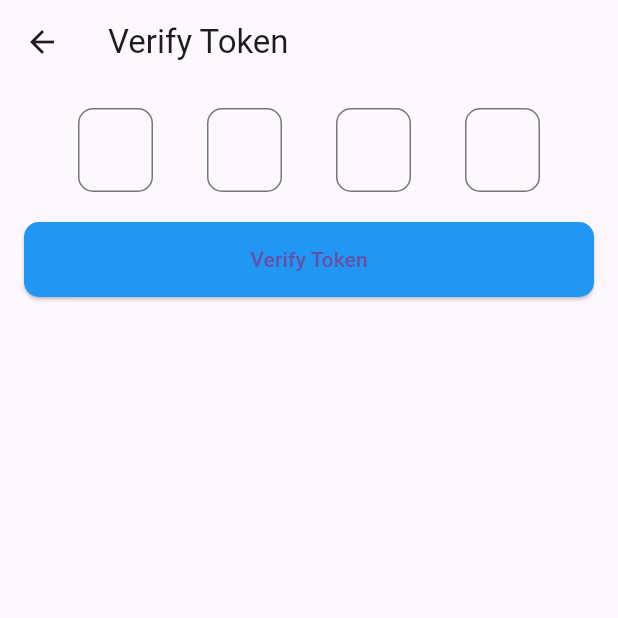
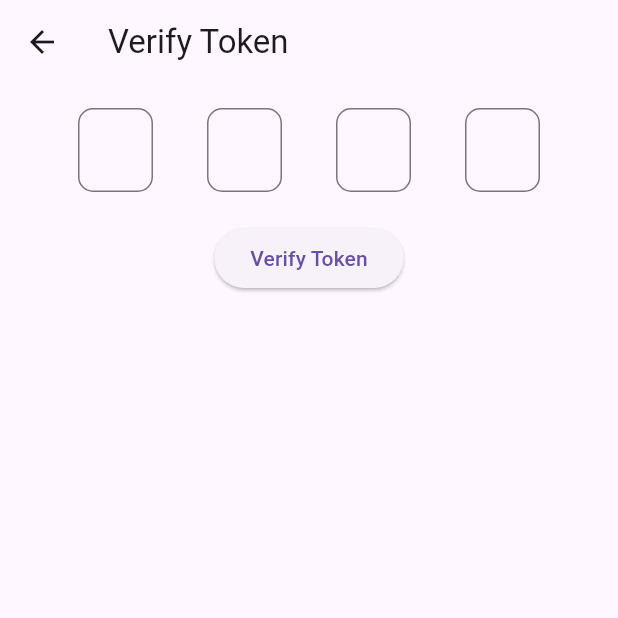
Before and after one commit to mucthecoder/Event_And_Activities_App, a Flutter app: the VerifyTokenScreen screen opened directly with empty values, on a phone screen of 412 x 824 dp, the top half of it. Run offline on Flutter 3.47's test engine with Material 3 defaults, Android fonts, the phone set to English and light mode, and no system bars; our stand-ins replace dio, flutter_svg, google_sign_in, image_picker, persistent_bottom_nav_bar, shared_preferences; accounts and stored records are empty.

Commit message:
just updating login and verify account

```diff
--- a/lib/screens/authentication/verify_account.dart
+++ b/lib/screens/authentication/verify_account.dart
@@ -1,12 +1,13 @@
 import 'package:flutter/material.dart';
 import 'package:http/http.dart' as http;
 import 'dart:convert';
+
 import 'set_password.dart';
 
 class VerifyTokenScreen extends StatefulWidget {
   final String email;
 
-  VerifyTokenScreen({required this.email});
+  const VerifyTokenScreen({super.key, required this.email});
 
   @override
   _VerifyTokenScreenState createState() => _VerifyTokenScreenState();
@@ -36,12 +37,13 @@ class _VerifyTokenScreenState extends State<VerifyTokenScreen> {
         }),
       );
 
-      print('Response status: ${response.statusCode}');
-      print('Response body: ${response.body}');
-
       if (response.statusCode == 200) {
         final data = jsonDecode(response.body);
         final userId = data['userId'];
+
+
+
+
         Navigator.push(
           context,
           MaterialPageRoute(
@@ -50,7 +52,7 @@ class _VerifyTokenScreenState extends State<VerifyTokenScreen> {
         );
       } else {
         ScaffoldMessenger.of(context).showSnackBar(
-          SnackBar(content: Text('Invalid or expired token')),
+          const SnackBar(content: Text('Invalid or expired token')),
         );
       }
     } catch (e) {
@@ -60,22 +62,10 @@ class _VerifyTokenScreenState extends State<VerifyTokenScreen> {
     }
   }
 
-
-
-  void _moveFocus(BuildContext context, FocusNode currentNode, FocusNode nextNode) {
-    currentNode.unfocus();
-    FocusScope.of(context).requestFocus(nextNode);
-  }
-
   @override
   Widget build(BuildContext context) {
-    final FocusNode _focusNode1 = FocusNode();
-    final FocusNode _focusNode2 = FocusNode();
-    final FocusNode _focusNode3 = FocusNode();
-    final FocusNode _focusNode4 = FocusNode();
-
     return Scaffold(
-      appBar: AppBar(title: Text('Verify Token')),
+      appBar: AppBar(title: const Text('Verify Token')),
       body: Padding(
         padding: const EdgeInsets.all(16.0),
         child: Form(
@@ -85,10 +75,10 @@ class _VerifyTokenScreenState extends State<VerifyTokenScreen> {
               Row(
                 mainAxisAlignment: MainAxisAlignment.spaceEvenly,
                 children: [
-                  _buildTokenBox(_token1Controller, _focusNode1, context, _focusNode2),
-                  _buildTokenBox(_token2Controller, _focusNode2, context, _focusNode3),
-                  _buildTokenBox(_token3Controller, _focusNode3, context, _focusNode4),
-                  _buildTokenBox(_token4Controller, _focusNode4, context, null),
+                  _buildTokenBox(_token1Controller),
+                  _buildTokenBox(_token2Controller),
+                  _buildTokenBox(_token3Controller),
+                  _buildTokenBox(_token4Controller),
                 ],
               ),
               const SizedBox(height: 20),
@@ -98,14 +88,7 @@ class _VerifyTokenScreenState extends State<VerifyTokenScreen> {
                     verifyToken(context);
                   }
                 },
-                style: ElevatedButton.styleFrom(
-                  minimumSize: const Size(double.infinity, 50),
-                  backgroundColor: Colors.blue,
-                  shape: RoundedRectangleBorder(
-                    borderRadius: BorderRadius.circular(10.0),
-                  ),
-                ),
-                child: Text('Verify Token'),
+                child: const Text('Verify Token'),
               ),
             ],
           ),
@@ -114,26 +97,19 @@ class _VerifyTokenScreenState extends State<VerifyTokenScreen> {
     );
   }
 
-  Widget _buildTokenBox(TextEditingController controller, FocusNode currentNode, BuildContext context, FocusNode? nextNode) {
+  Widget _buildTokenBox(TextEditingController controller) {
     return SizedBox(
       width: 50,
       child: TextFormField(
         controller: controller,
-        focusNode: currentNode,
         maxLength: 1,
         textAlign: TextAlign.center,
-        keyboardType: TextInputType.number,
         decoration: InputDecoration(
-          counterText: "", // Hide the character counter
+          counterText: "", // Hide character counter
           border: OutlineInputBorder(
             borderRadius: BorderRadius.circular(10.0),
           ),
         ),
-        onChanged: (value) {
-          if (value.length == 1 && nextNode != null) {
-            _moveFocus(context, currentNode, nextNode);
-          }
-        },
         validator: (value) {
           if (value == null || value.isEmpty) {
             return '';
```
Also changed, not shown: lib/screens/authentication/login_page.dart (+6 -4 lines).
